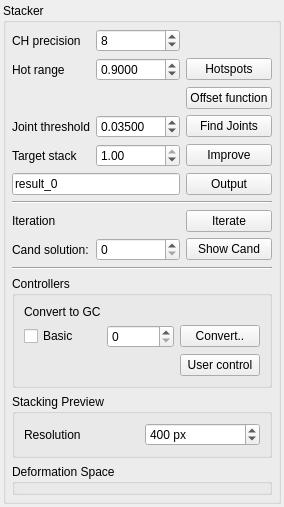
Old version of the form Stacker/StackerWidget.ui in the repository HonghuaLi/stacker.
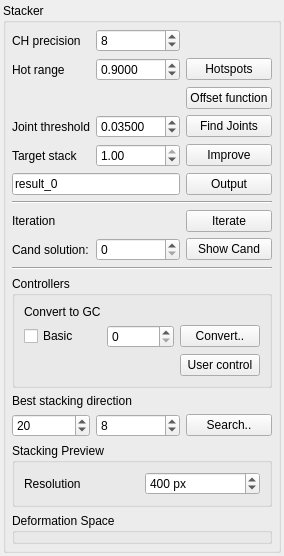
New version of the form.

Commit message: Fixed some visual bugs. Added search feature.

```diff
--- a/Stacker/StackerWidget.ui
+++ b/Stacker/StackerWidget.ui
@@ -7,7 +7,7 @@
     <x>0</x>
     <y>0</y>
     <width>257</width>
-    <height>465</height>
+    <height>513</height>
    </rect>
   </property>
   <property name="sizePolicy">
@@ -47,7 +47,7 @@
       <property name="spacing">
        <number>6</number>
       </property>
-      <item row="18" column="0" colspan="3">
+      <item row="20" column="0" colspan="3">
        <widget class="QGroupBox" name="previewBox">
         <property name="title">
          <string>Stacking Preview</string>
@@ -181,7 +181,7 @@
         </layout>
        </widget>
       </item>
-      <item row="19" column="0" colspan="3">
+      <item row="21" column="0" colspan="3">
        <widget class="QGroupBox" name="controllerDeformerPanel">
         <property name="title">
          <string>Deformation Space</string>
@@ -312,6 +312,46 @@
         </property>
        </widget>
       </item>
+      <item row="18" column="0" colspan="3">
+       <widget class="QLabel" name="label_6">
+        <property name="text">
+         <string>Best stacking direction</string>
+        </property>
+       </widget>
+      </item>
+      <item row="19" column="0">
+       <widget class="QSpinBox" name="searchDensity">
+        <property name="minimum">
+         <number>2</number>
+        </property>
+        <property name="maximum">
+         <number>10000</number>
+        </property>
+        <property name="value">
+         <number>20</number>
+        </property>
+       </widget>
+      </item>
+      <item row="19" column="1">
+       <widget class="QSpinBox" name="searchAngleDensity">
+        <property name="minimum">
+         <number>1</number>
+        </property>
+        <property name="maximum">
+         <number>360</number>
+        </property>
+        <property name="value">
+         <number>8</number>
+        </property>
+       </widget>
+      </item>
+      <item row="19" column="2">
+       <widget class="QPushButton" name="searchDirectionButton">
+        <property name="text">
+         <string>Search..</string>
+        </property>
+       </widget>
+      </item>
      </layout>
     </widget>
    </item>
```
The commit also changes 14 other files.
